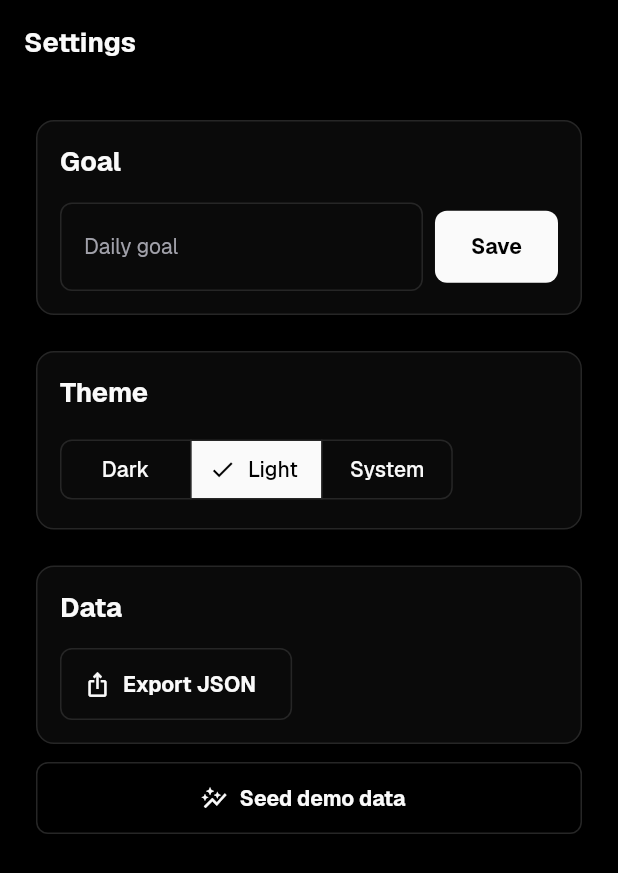
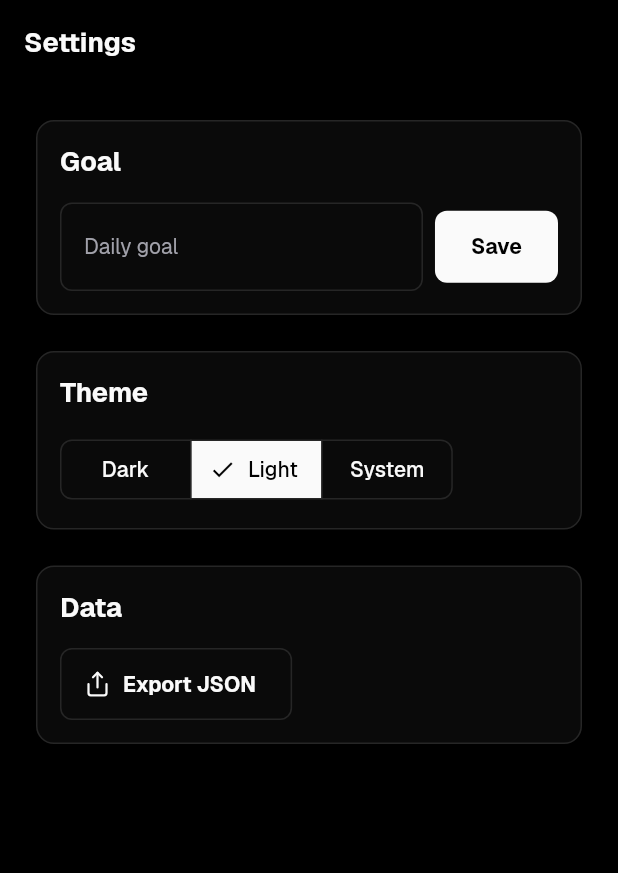
Before and after one commit to RellG/push., a Flutter app: the SettingsScreen screen opened by its route, after a tap on "Light", on a phone screen of 412 x 824 dp. Shown: the top 873 px of the screen. Run offline on Flutter 3.47's test engine with Material 3 defaults, Android fonts, the phone set to English and light mode, and no system bars; our stand-ins replace fl_chart, flutter_riverpod, go_router, isar, lucide_icons, shared_preferences; accounts and stored records are empty; generated files the repository leaves out were written again.

Commit message:
refactor(ui): brand tokens, lucide icons, and motion polish
- Add `PushColorTokens.error` and route theme.dart through it; remove
  hardcoded #FF453A occurrences and the dead pageTransitionsTheme block.
- Add `PushTypography.monoCode` for non-numeric monospace (export
  dialog) and `PushMotion.celebration` for the goal-celebration
  duration; router transitions now route through PushMotion.
- Onboarding, settings, and stats now use LucideIcons (user, target,
  moon, sun, monitor, arrowRight, share, barChart3, settings) per the
  brand rule. Drop the magic `SizedBox(height: 48)` around the
  custom-add button so theme.minimumSize drives the height.
- Home streak chip reads `${value}d` instead of `$value day` (fixes
  "1 day" / "2 day" grammar). Pull-to-refresh now invalidates upstream
  Isar streams so it does real work.
- Settings demo-seed button gated behind kDebugMode; export dialog uses
  monoCode for readability. History bottom sheet humanises the date
  ("Mon, May 25") and uses monoNumber for the "% of N" line.
- Heatmap a11y label for an empty day reads "no pushups logged" instead
  of the bare date key. Goal celebration layer uses PushMotion.celebration.
- Name the stats chart `_minHeadroom` constant instead of a magic 10.

Co-Authored-By: Claude Opus 4.7 <noreply@anthropic.com>

```diff
--- a/lib/app/router.dart
+++ b/lib/app/router.dart
@@ -1,6 +1,7 @@
 import 'package:flutter/material.dart';
 import 'package:flutter_riverpod/flutter_riverpod.dart';
 import 'package:go_router/go_router.dart';
+import 'package:push_app/app/theme/motion.dart';
 import 'package:push_app/features/history/history_screen.dart';
 import 'package:push_app/features/home/home_screen.dart';
 import 'package:push_app/features/onboarding/onboarding_screen.dart';
@@ -81,13 +82,13 @@ CustomTransitionPage<void> _fadePage({
 }) {
   return CustomTransitionPage<void>(
     key: state.pageKey,
-    transitionDuration: const Duration(milliseconds: 250),
+    transitionDuration: PushMotion.pageTransition,
     child: child,
     transitionsBuilder: (context, animation, secondaryAnimation, child) {
       final offset = Tween<Offset>(
         begin: const Offset(0, 0.03),
         end: Offset.zero,
-      ).chain(CurveTween(curve: Curves.easeOutCubic)).animate(animation);
+      ).chain(CurveTween(curve: PushMotion.defaultCurve)).animate(animation);
 
       return FadeTransition(
         opacity: animation,
--- a/lib/app/theme/colors.dart
+++ b/lib/app/theme/colors.dart
@@ -12,6 +12,7 @@ class PushColorTokens extends ThemeExtension<PushColorTokens> {
     required this.accentStart,
     required this.accentMid,
     required this.accentEnd,
+    required this.error,
   });
 
   factory PushColorTokens.dark() {
@@ -25,6 +26,7 @@ class PushColorTokens extends ThemeExtension<PushColorTokens> {
       accentStart: Color(0xFF0070F3),
       accentMid: Color(0xFF7928CA),
       accentEnd: Color(0xFFFF0080),
+      error: Color(0xFFFF453A),
     );
   }
 
@@ -39,6 +41,7 @@ class PushColorTokens extends ThemeExtension<PushColorTokens> {
       accentStart: Color(0xFF0070F3),
       accentMid: Color(0xFF7928CA),
       accentEnd: Color(0xFFFF0080),
+      error: Color(0xFFFF453A),
     );
   }
 
@@ -51,6 +54,7 @@ class PushColorTokens extends ThemeExtension<PushColorTokens> {
   final Color accentStart;
   final Color accentMid;
   final Color accentEnd;
+  final Color error;
 
   LinearGradient get accentGradient => LinearGradient(
     colors: [accentStart, accentMid, accentEnd],
@@ -67,6 +71,7 @@ class PushColorTokens extends ThemeExtension<PushColorTokens> {
     Color? accentStart,
     Color? accentMid,
     Color? accentEnd,
+    Color? error,
   }) {
     return PushColorTokens(
       background: background ?? this.background,
@@ -78,6 +83,7 @@ class PushColorTokens extends ThemeExtension<PushColorTokens> {
       accentStart: accentStart ?? this.accentStart,
       accentMid: accentMid ?? this.accentMid,
       accentEnd: accentEnd ?? this.accentEnd,
+      error: error ?? this.error,
     );
   }
 
@@ -97,6 +103,7 @@ class PushColorTokens extends ThemeExtension<PushColorTokens> {
       accentStart: Color.lerp(accentStart, other.accentStart, t)!,
       accentMid: Color.lerp(accentMid, other.accentMid, t)!,
       accentEnd: Color.lerp(accentEnd, other.accentEnd, t)!,
+      error: Color.lerp(error, other.error, t)!,
     );
   }
 }
--- a/lib/app/theme/motion.dart
+++ b/lib/app/theme/motion.dart
@@ -7,6 +7,7 @@ abstract final class PushMotion {
   static const Duration medium = Duration(milliseconds: 300);
   static const Duration counter = Duration(milliseconds: 400);
   static const Duration progress = Duration(milliseconds: 600);
+  static const Duration celebration = Duration(milliseconds: 1100);
 
   static const double pressedScale = 0.97;
 }
--- a/lib/app/theme/typography.dart
+++ b/lib/app/theme/typography.dart
@@ -52,6 +52,21 @@ abstract final class PushTypography {
     );
   }
 
+  static TextStyle monoCode({
+    required Color color,
+    required double fontSize,
+    FontWeight fontWeight = FontWeight.w400,
+  }) {
+    return TextStyle(
+      color: color,
+      fontFamily: PushFonts.mono,
+      fontSize: fontSize,
+      fontWeight: fontWeight,
+      letterSpacing: 0,
+      height: 1.4,
+    );
+  }
+
   static TextStyle _sans({
     required Color color,
     required double fontSize,
--- a/lib/features/settings/settings_screen.dart
+++ b/lib/features/settings/settings_screen.dart
@@ -1,8 +1,10 @@
 import 'dart:async';
 
+import 'package:flutter/foundation.dart';
 import 'package:flutter/material.dart';
 import 'package:flutter/services.dart';
 import 'package:flutter_riverpod/flutter_riverpod.dart';
+import 'package:lucide_icons/lucide_icons.dart';
 import 'package:push_app/app/theme/colors.dart';
 import 'package:push_app/app/theme/typography.dart';
 import 'package:push_app/providers/app_providers.dart';
@@ -112,16 +114,18 @@ class _SettingsScreenState extends ConsumerState<SettingsScreen> {
                   title: 'Data',
                   child: OutlinedButton.icon(
                     onPressed: _isExporting ? null : _exportJson,
-                    icon: const Icon(Icons.ios_share_outlined),
+                    icon: const Icon(LucideIcons.share),
                     label: const Text('Export JSON'),
                   ),
                 ),
-                const SizedBox(height: 12),
-                OutlinedButton.icon(
-                  onPressed: _seedDemoData,
-                  icon: const Icon(Icons.auto_graph_outlined),
-                  label: const Text('Seed demo data'),
-                ),
+                if (kDebugMode) ...[
+                  const SizedBox(height: 12),
+                  OutlinedButton.icon(
+                    onPressed: _seedDemoData,
+                    icon: const Icon(LucideIcons.barChart3),
+                    label: const Text('Seed demo data'),
+                  ),
+                ],
               ],
             ),
           ),
@@ -174,10 +178,9 @@ class _SettingsScreenState extends ConsumerState<SettingsScreen> {
             child: SingleChildScrollView(
               child: SelectableText(
                 exportJson,
-                style: PushTypography.monoNumber(
+                style: PushTypography.monoCode(
                   color: context.colors.textPrimary,
                   fontSize: 12,
-                  fontWeight: FontWeight.w400,
                 ),
               ),
             ),
--- a/lib/presentation/widgets/goal_celebration_layer.dart
+++ b/lib/presentation/widgets/goal_celebration_layer.dart
@@ -4,6 +4,7 @@ import 'dart:math' as math;
 import 'package:flutter/material.dart';
 import 'package:flutter/services.dart';
 import 'package:push_app/app/theme/colors.dart';
+import 'package:push_app/app/theme/motion.dart';
 
 class GoalCelebrationLayer extends StatefulWidget {
   const GoalCelebrationLayer({super.key});
@@ -21,7 +22,7 @@ class GoalCelebrationLayerState extends State<GoalCelebrationLayer>
     super.initState();
     _controller = AnimationController(
       vsync: this,
-      duration: const Duration(milliseconds: 1100),
+      duration: PushMotion.celebration,
     );
   }
 
--- a/lib/presentation/widgets/heatmap_calendar.dart
+++ b/lib/presentation/widgets/heatmap_calendar.dart
@@ -108,7 +108,7 @@ class _HeatmapCell extends StatelessWidget {
     return Semantics(
       button: true,
       label: data.day == null
-          ? data.date
+          ? '${data.date}: no pushups logged'
           : '${data.date}: ${data.day!.totalReps} pushups',
       child: InkWell(
         onTap: onTap,
```
Also changed, not shown: lib/app/theme/theme.dart (+3 -9 lines), lib/features/history/history_screen.dart (+39 -4 lines), lib/features/home/home_screen.dart (+8 -5 lines), lib/features/onboarding/onboarding_screen.dart (+7 -6 lines), lib/features/stats/stats_screen.dart (+5 -2 lines), lib/presentation/widgets/quick_add_row.dart (+3 -6 lines).
